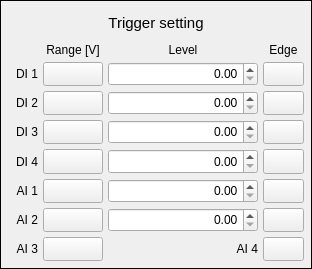
The window that settingTriggerSetting.ui (coucou1121/Datalogger) describes before a commit, drawn with Qt 5.
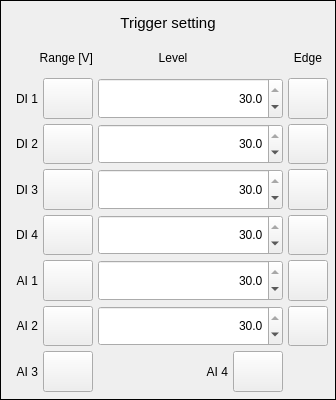
The same window after the commit.

Commit message: Add trigger setting

The edit to the form file:
```diff
--- a/settingTriggerSetting.ui
+++ b/settingTriggerSetting.ui
@@ -6,16 +6,28 @@
    <rect>
     <x>0</x>
     <y>0</y>
-    <width>312</width>
-    <height>269</height>
+    <width>336</width>
+    <height>400</height>
    </rect>
   </property>
   <property name="sizePolicy">
    <sizepolicy hsizetype="Preferred" vsizetype="Preferred">
     <horstretch>0</horstretch>
-    <verstretch>30</verstretch>
+    <verstretch>0</verstretch>
    </sizepolicy>
   </property>
+  <property name="minimumSize">
+   <size>
+    <width>260</width>
+    <height>400</height>
+   </size>
+  </property>
+  <property name="maximumSize">
+   <size>
+    <width>336</width>
+    <height>16777215</height>
+   </size>
+  </property>
   <property name="windowTitle">
    <string>Form</string>
   </property>
@@ -41,20 +53,35 @@
    <item row="7" column="1">
     <widget class="QPushButton" name="pushButtonRangeAI2">
      <property name="sizePolicy">
-      <sizepolicy hsizetype="Preferred" vsizetype="Preferred">
+      <sizepolicy hsizetype="Expanding" vsizetype="Expanding">
        <horstretch>0</horstretch>
        <verstretch>0</verstretch>
       </sizepolicy>
      </property>
+     <property name="minimumSize">
+      <size>
+       <width>50</width>
+       <height>30</height>
+      </size>
+     </property>
+     <property name="autoFillBackground">
+      <bool>true</bool>
+     </property>
      <property name="text">
       <string/>
      </property>
+     <property name="iconSize">
+      <size>
+       <width>10</width>
+       <height>10</height>
+      </size>
+     </property>
     </widget>
    </item>
-   <item row="0" column="0" colspan="4">
+   <item row="0" column="0" colspan="5">
     <widget class="QLabel" name="labelTitleTriggerSetting">
      <property name="sizePolicy">
-      <sizepolicy hsizetype="Preferred" vsizetype="Fixed">
+      <sizepolicy hsizetype="Expanding" vsizetype="Fixed">
        <horstretch>0</horstretch>
        <verstretch>0</verstretch>
       </sizepolicy>
@@ -78,30 +105,20 @@
      </property>
     </widget>
    </item>
-   <item row="1" column="1">
-    <widget class="QLabel" name="labelRange">
-     <property name="sizePolicy">
-      <sizepolicy hsizetype="Preferred" vsizetype="Fixed">
-       <horstretch>0</horstretch>
-       <verstretch>30</verstretch>
-      </sizepolicy>
-     </property>
-     <property name="text">
-      <string>Range [V]</string>
-     </property>
-     <property name="alignment">
-      <set>Qt::AlignCenter</set>
-     </property>
-    </widget>
-   </item>
    <item row="1" column="2">
     <widget class="QLabel" name="labelLevel">
      <property name="sizePolicy">
-      <sizepolicy hsizetype="Preferred" vsizetype="Fixed">
+      <sizepolicy hsizetype="Expanding" vsizetype="Fixed">
        <horstretch>0</horstretch>
        <verstretch>30</verstretch>
       </sizepolicy>
      </property>
+     <property name="minimumSize">
+      <size>
+       <width>150</width>
+       <height>30</height>
+      </size>
+     </property>
      <property name="text">
       <string>Level</string>
      </property>
@@ -110,14 +127,20 @@
      </property>
     </widget>
    </item>
-   <item row="1" column="3">
+   <item row="1" column="4">
     <widget class="QLabel" name="labelEdge">
      <property name="sizePolicy">
-      <sizepolicy hsizetype="Preferred" vsizetype="Fixed">
+      <sizepolicy hsizetype="Expanding" vsizetype="Fixed">
        <horstretch>0</horstretch>
        <verstretch>30</verstretch>
       </sizepolicy>
      </property>
+     <property name="minimumSize">
+      <size>
+       <width>40</width>
+       <height>30</height>
+      </size>
+     </property>
      <property name="text">
       <string>Edge</string>
      </property>
@@ -129,7 +152,7 @@
    <item row="2" column="0">
     <widget class="QLabel" name="labelDI1">
      <property name="sizePolicy">
-      <sizepolicy hsizetype="Fixed" vsizetype="Preferred">
+      <sizepolicy hsizetype="Expanding" vsizetype="Expanding">
        <horstretch>0</horstretch>
        <verstretch>0</verstretch>
       </sizepolicy>
@@ -137,7 +160,7 @@
      <property name="minimumSize">
       <size>
        <width>30</width>
-       <height>0</height>
+       <height>30</height>
       </size>
      </property>
      <property name="text">
@@ -151,7 +174,7 @@
    <item row="3" column="0">
     <widget class="QLabel" name="labelDI2">
      <property name="sizePolicy">
-      <sizepolicy hsizetype="Fixed" vsizetype="Preferred">
+      <sizepolicy hsizetype="Expanding" vsizetype="Expanding">
        <horstretch>0</horstretch>
        <verstretch>0</verstretch>
       </sizepolicy>
@@ -159,7 +182,7 @@
      <property name="minimumSize">
       <size>
        <width>30</width>
-       <height>0</height>
+       <height>30</height>
       </size>
      </property>
      <property name="text">
@@ -173,7 +196,7 @@
    <item row="4" column="0">
     <widget class="QLabel" name="labelDI3">
      <property name="sizePolicy">
-      <sizepolicy hsizetype="Fixed" vsizetype="Preferred">
+      <sizepolicy hsizetype="Expanding" vsizetype="Expanding">
        <horstretch>0</horstretch>
        <verstretch>0</verstretch>
       </sizepolicy>
@@ -181,7 +204,7 @@
      <property name="minimumSize">
       <size>
        <width>30</width>
-       <height>0</height>
+       <height>30</height>
       </size>
      </property>
      <property name="text">
@@ -195,7 +218,7 @@
    <item row="5" column="0">
     <widget class="QLabel" name="labelDI4">
      <property name="sizePolicy">
-      <sizepolicy hsizetype="Fixed" vsizetype="Preferred">
+      <sizepolicy hsizetype="Expanding" vsizetype="Expanding">
        <horstretch>0</horstretch>
        <verstretch>0</verstretch>
       </sizepolicy>
@@ -203,7 +226,7 @@
      <property name="minimumSize">
       <size>
        <width>30</width>
-       <height>0</height>
+       <height>30</height>
       </size>
      </property>
      <property name="text">
@@ -217,7 +240,7 @@
    <item row="6" column="0">
     <widget class="QLabel" name="labelAI1">
      <property name="sizePolicy">
-      <sizepolicy hsizetype="Fixed" vsizetype="Preferred">
+      <sizepolicy hsizetype="Expanding" vsizetype="Expanding">
        <horstretch>0</horstretch>
        <verstretch>0</verstretch>
       </sizepolicy>
@@ -225,7 +248,7 @@
      <property name="minimumSize">
       <size>
        <width>30</width>
-       <height>0</height>
+       <height>10</height>
       </size>
      </property>
      <property name="text">
@@ -239,7 +262,7 @@
    <item row="7" column="0">
     <widget class="QLabel" name="labelAI2">
      <property name="sizePolicy">
-      <sizepolicy hsizetype="Fixed" vsizetype="Preferred">
+      <sizepolicy hsizetype="Expanding" vsizetype="Expanding">
        <horstretch>0</horstretch>
        <verstretch>0</verstretch>
       </sizepolicy>
@@ -247,7 +270,7 @@
      <property name="minimumSize">
       <size>
        <width>30</width>
-       <height>0</height>
+       <height>10</height>
       </size>
      </property>
      <property name="text">
@@ -258,169 +281,122 @@
      </property>
     </widget>
    </item>
+   <item row="6" column="1">
+    <widget class="QPushButton" name="pushButtonRangeAI1">
+     <property name="sizePolicy">
+      <sizepolicy hsizetype="Expanding" vsizetype="Expanding">
+       <horstretch>0</horstretch>
+       <verstretch>0</verstretch>
+      </sizepolicy>
+     </property>
+     <property name="minimumSize">
+      <size>
+       <width>50</width>
+       <height>30</height>
+      </size>
+     </property>
+     <property name="autoFillBackground">
+      <bool>true</bool>
+     </property>
+     <property name="text">
+      <string/>
+     </property>
+     <property name="iconSize">
+      <size>
+       <width>10</width>
+       <height>10</height>
+      </size>
+     </property>
+    </widget>
+   </item>
    <item row="3" column="1">
     <widget class="QPushButton" name="pushButtonRangeDI2">
      <property name="sizePolicy">
-      <sizepolicy hsizetype="Preferred" vsizetype="Preferred">
+      <sizepolicy hsizetype="Expanding" vsizetype="Expanding">
        <horstretch>0</horstretch>
        <verstretch>0</verstretch>
       </sizepolicy>
      </property>
+     <property name="minimumSize">
+      <size>
+       <width>50</width>
+       <height>30</height>
+      </size>
+     </property>
+     <property name="autoFillBackground">
+      <bool>true</bool>
+     </property>
      <property name="text">
       <string/>
      </property>
-    </widget>
-   </item>
-   <item row="2" column="2">
-    <widget class="QDoubleSpinBox" name="doubleSpinBoxDI1">
-     <property name="sizePolicy">
-      <sizepolicy hsizetype="Preferred" vsizetype="Preferred">
-       <horstretch>0</horstretch>
-       <verstretch>0</verstretch>
-      </sizepolicy>
-     </property>
-     <property name="minimumSize">
+     <property name="iconSize">
       <size>
-       <width>150</width>
-       <height>0</height>
+       <width>10</width>
+       <height>10</height>
       </size>
      </property>
-     <property name="styleSheet">
-      <string notr="true"/>
-     </property>
-     <property name="alignment">
-      <set>Qt::AlignRight|Qt::AlignTrailing|Qt::AlignVCenter</set>
-     </property>
-     <property name="minimum">
-      <double>0.000000000000000</double>
-     </property>
     </widget>
    </item>
    <item row="4" column="1">
     <widget class="QPushButton" name="pushButtonRangeDI3">
      <property name="sizePolicy">
-      <sizepolicy hsizetype="Preferred" vsizetype="Preferred">
+      <sizepolicy hsizetype="Expanding" vsizetype="Expanding">
        <horstretch>0</horstretch>
        <verstretch>0</verstretch>
       </sizepolicy>
      </property>
+     <property name="minimumSize">
+      <size>
+       <width>50</width>
+       <height>30</height>
+      </size>
+     </property>
+     <property name="autoFillBackground">
+      <bool>true</bool>
+     </property>
      <property name="text">
       <string/>
      </property>
+     <property name="iconSize">
+      <size>
+       <width>10</width>
+       <height>10</height>
+      </size>
+     </property>
     </widget>
    </item>
    <item row="5" column="1">
     <widget class="QPushButton" name="pushButtonRangeDI4">
      <property name="sizePolicy">
-      <sizepolicy hsizetype="Preferred" vsizetype="Preferred">
+      <sizepolicy hsizetype="Expanding" vsizetype="Expanding">
        <horstretch>0</horstretch>
        <verstretch>0</verstretch>
       </sizepolicy>
      </property>
+     <property name="minimumSize">
+      <size>
+       <width>50</width>
+       <height>30</height>
+      </size>
+     </property>
+     <property name="autoFillBackground">
+      <bool>true</bool>
+     </property>
      <property name="text">
       <string/>
      </property>
-    </widget>
-   </item>
-   <item row="3" column="2">
-    <widget class="QDoubleSpinBox" name="doubleSpinBoxDI2">
-     <property name="sizePolicy">
-      <sizepolicy hsizetype="Preferred" vsizetype="Preferred">
-       <horstretch>0</horstretch>
-       <verstretch>0</verstretch>
-      </sizepolicy>
-     </property>
-     <property name="minimumSize">
+     <property name="iconSize">
       <size>
-       <width>150</width>
-       <height>0</height>
+       <width>10</width>
+       <height>10</height>
       </size>
      </property>
-     <property name="alignment">
-      <set>Qt::AlignRight|Qt::AlignTrailing|Qt::AlignVCenter</set>
-     </property>
     </widget>
    </item>
-   <item row="4" column="2">
-    <widget class="QDoubleSpinBox" name="doubleSpinBoxDI3">
-     <property name="sizePolicy">
-      <sizepolicy hsizetype="Preferred" vsizetype="Preferred">
-       <horstretch>0</horstretch>
-       <verstretch>0</verstretch>
-      </sizepolicy>
-     </property>
-     <property name="minimumSize">
-      <size>
-       <width>150</width>
-       <height>0</height>
-      </size>
-     </property>
-     <property name="alignment">
-      <set>Qt::AlignRight|Qt::AlignTrailing|Qt::AlignVCenter</set>
-     </property>
-    </widget>
-   </item>
-   <item row="5" column="2">
-    <widget class="QDoubleSpinBox" name="doubleSpinBoxDI4">
-     <property name="sizePolicy">
-      <sizepolicy hsizetype="Preferred" vsizetype="Preferred">
-       <horstretch>0</horstretch>
-       <verstretch>0</verstretch>
-      </sizepolicy>
-     </property>
-     <property name="minimumSize">
-      <size>
-       <width>150</width>
-       <height>0</height>
-      </size>
-     </property>
-     <property name="alignment">
-      <set>Qt::AlignRight|Qt::AlignTrailing|Qt::AlignVCenter</set>
-     </property>
-    </widget>
-   </item>
-   <item row="6" column="2">
-    <widget class="QDoubleSpinBox" name="doubleSpinBoxAI1">
-     <property name="sizePolicy">
-      <sizepolicy hsizetype="Preferred" vsizetype="Preferred">
-       <horstretch>0</horstretch>
-       <verstretch>0</verstretch>
-      </sizepolicy>
-     </property>
-     <property name="minimumSize">
-      <size>
-       <width>150</width>
-       <height>0</height>
-      </size>
-     </property>
-     <property name="alignment">
-      <set>Qt::AlignRight|Qt::AlignTrailing|Qt::AlignVCenter</set>
-     </property>
-    </widget>
-   </item>
-   <item row="7" column="2">
-    <widget class="QDoubleSpinBox" name="doubleSpinBoxAI2">
-     <property name="sizePolicy">
-      <sizepolicy hsizetype="Preferred" vsizetype="Preferred">
-       <horstretch>0</horstretch>
-       <verstretch>0</verstretch>
-      </sizepolicy>
-     </property>
-     <property name="minimumSize">
-      <size>
-       <width>150</width>
-       <height>0</height>
-      </size>
-     </property>
-     <property name="alignment">
-      <set>Qt::AlignRight|Qt::AlignTrailing|Qt::AlignVCenter</set>
-     </property>
-    </widget>
-   </item>
-   <item row="8" column="0">
+   <item row="9" column="0">
     <widget class="QLabel" name="labelAI3">
      <property name="sizePolicy">
-      <sizepolicy hsizetype="Fixed" vsizetype="Preferred">
+      <sizepolicy hsizetype="Expanding" vsizetype="Expanding">
        <horstretch>0</horstretch>
        <verstretch>0</verstretch>
       </sizepolicy>
@@ -428,7 +404,7 @@
      <property name="minimumSize">
       <size>
        <width>30</width>
-       <height>0</height>
+       <height>10</height>
       </size>
      </property>
      <property name="text">
@@ -439,64 +415,50 @@
      </property>
     </widget>
    </item>
-   <item row="8" column="1">
+   <item row="9" column="1">
     <widget class="QPushButton" name="pushButtonRangeAI3">
      <property name="sizePolicy">
-      <sizepolicy hsizetype="Preferred" vsizetype="Preferred">
+      <sizepolicy hsizetype="Expanding" vsizetype="Expanding">
        <horstretch>0</horstretch>
        <verstretch>0</verstretch>
       </sizepolicy>
      </property>
-     <property name="text">
-      <string/>
+     <property name="minimumSize">
+      <size>
+       <width>50</width>
+       <height>30</height>
+      </size>
      </property>
-    </widget>
-   </item>
-   <item row="8" column="2">
-    <widget class="QLabel" name="labelAI4">
-     <property name="sizePolicy">
-      <sizepolicy hsizetype="Preferred" vsizetype="Preferred">
-       <horstretch>0</horstretch>
-       <verstretch>0</verstretch>
-      </sizepolicy>
+     <property name="autoFillBackground">
+      <bool>true</bool>
      </property>
      <property name="text">
-      <string>AI 4</string>
+      <string/>
      </property>
-     <property name="alignment">
-      <set>Qt::AlignRight|Qt::AlignTrailing|Qt::AlignVCenter</set>
+     <property name="iconSize">
+      <size>
+       <width>10</width>
+       <height>10</height>
+      </size>
      </property>
     </widget>
    </item>
-   <item row="8" column="3">
-    <widget class="QPushButton" name="pushButtonRangeAI4">
-     <property name="sizePolicy">
-      <sizepolicy hsizetype="Preferred" vsizetype="Preferred">
-       <horstretch>0</horstretch>
-       <verstretch>0</verstretch>
-      </sizepolicy>
-     </property>
-     <property name="text">
-      <string/>
-     </property>
-    </widget>
-   </item>
-   <item row="2" column="3">
+   <item row="2" column="4">
     <widget class="QPushButton" name="pushButtonEdgeDI1">
      <property name="sizePolicy">
-      <sizepolicy hsizetype="Preferred" vsizetype="Preferred">
+      <sizepolicy hsizetype="Expanding" vsizetype="Expanding">
        <horstretch>0</horstretch>
        <verstretch>0</verstretch>
       </sizepolicy>
      </property>
      <property name="minimumSize">
       <size>
-       <width>20</width>
-       <height>20</height>
+       <width>40</width>
+       <height>40</height>
       </size>
      </property>
      <property name="autoFillBackground">
-      <bool>false</bool>
+      <bool>true</bool>
      </property>
      <property name="styleSheet">
       <string notr="true"/>
@@ -504,71 +466,96 @@
      <property name="text">
       <string/>
      </property>
+     <property name="iconSize">
+      <size>
+       <width>10</width>
+       <height>10</height>
+      </size>
+     </property>
     </widget>
    </item>
-   <item row="3" column="3">
+   <item row="3" column="4">
     <widget class="QPushButton" name="pushButtonEdgeDI2">
      <property name="sizePolicy">
-      <sizepolicy hsizetype="Preferred" vsizetype="Preferred">
+      <sizepolicy hsizetype="Expanding" vsizetype="Expanding">
        <horstretch>0</horstretch>
        <verstretch>0</verstretch>
       </sizepolicy>
      </property>
-     <property name="text">
-      <string/>
+     <property name="minimumSize">
+      <size>
+       <width>40</width>
+       <height>40</height>
+      </size>
      </property>
-    </widget>
-   </item>
-   <item row="4" column="3">
-    <widget class="QPushButton" name="pushButtonEdgeDI3">
-     <property name="sizePolicy">
-      <sizepolicy hsizetype="Preferred" vsizetype="Preferred">
-       <horstretch>0</horstretch>
-       <verstretch>0</verstretch>
-      </sizepolicy>
+     <property name="autoFillBackground">
+      <bool>true</bool>
      </property>
      <property name="text">
       <string/>
      </property>
+     <property name="iconSize">
+      <size>
+       <width>10</width>
+       <height>10</height>
+      </size>
+     </property>
     </widget>
    </item>
-   <item row="5" column="3">
+   <item row="5" column="4">
     <widget class="QPushButton" name="pushButtonEdgeDI4">
      <property name="sizePolicy">
-      <sizepolicy hsizetype="Preferred" vsizetype="Preferred">
+      <sizepolicy hsizetype="Expanding" vsizetype="Expanding">
        <horstretch>0</horstretch>
        <verstretch>0</verstretch>
       </sizepolicy>
      </property>
+     <property name="minimumSize">
+      <size>
+       <width>40</width>
+       <height>40</height>
+      </size>
+     </property>
+     <property name="autoFillBackground">
+      <bool>true</bool>
+     </property>
      <property name="text">
       <string/>
      </property>
+     <property name="iconSize">
+      <size>
+       <width>10</width>
+       <height>10</height>
+      </size>
+     </property>
     </widget>
    </item>
-   <item row="6" column="3">
+   <item row="6" column="4">
     <widget class="QPushButton" name="pushButtonEdgeAI1">
      <property name="sizePolicy">
-      <sizepolicy hsizetype="Preferred" vsizetype="Preferred">
+      <sizepolicy hsizetype="Expanding" vsizetype="Expanding">
        <horstretch>0</horstretch>
        <verstretch>0</verstretch>
       </sizepolicy>
      </property>
-     <property name="text">
-      <string/>
+     <property name="minimumSize">
+      <size>
+       <width>40</width>
+       <height>40</height>
+      </size>
      </property>
-    </widget>
-   </item>
-   <item row="7" column="3">
-    <widget class="QPushButton" name="pushButtonEdgeAI2">
-     <property name="sizePolicy">
-      <sizepolicy hsizetype="Preferred" vsizetype="Preferred">
-       <horstretch>0</horstretch>
-       <verstretch>0</verstretch>
-      </sizepolicy>
+     <property name="autoFillBackground">
+      <bool>true</bool>
      </property>
      <property name="text">
       <string/>
      </property>
+     <property name="iconSize">
+      <size>
+       <width>10</width>
+       <height>10</height>
+      </size>
+     </property>
     </widget>
    </item>
    <item row="2" column="1">
@@ -577,7 +564,308 @@
       <bool>true</bool>
      </property>
      <property name="sizePolicy">
-      <sizepolicy hsizetype="Preferred" vsizetype="Preferred">
+      <sizepolicy hsizetype="Expanding" vsizetype="Expanding">
+       <horstretch>0</horstretch>
+       <verstretch>0</verstretch>
+      </sizepolicy>
+     </property>
+     <property name="minimumSize">
+      <size>
+       <width>50</width>
+       <height>30</height>
+      </size>
+     </property>
+     <property name="autoFillBackground">
+      <bool>true</bool>
+     </property>
+     <property name="text">
+      <string/>
+     </property>
+     <property name="iconSize">
+      <size>
+       <width>10</width>
+       <height>10</height>
+      </size>
+     </property>
+    </widget>
+   </item>
+   <item row="7" column="2" colspan="2">
+    <widget class="QDoubleSpinBox" name="doubleSpinBoxAI2">
+     <property name="sizePolicy">
+      <sizepolicy hsizetype="Expanding" vsizetype="Expanding">
+       <horstretch>0</horstretch>
+       <verstretch>0</verstretch>
+      </sizepolicy>
+     </property>
+     <property name="minimumSize">
+      <size>
+       <width>80</width>
+       <height>40</height>
+      </size>
+     </property>
+     <property name="alignment">
+      <set>Qt::AlignRight|Qt::AlignTrailing|Qt::AlignVCenter</set>
+     </property>
+     <property name="decimals">
+      <number>1</number>
+     </property>
+     <property name="maximum">
+      <double>30.000000000000000</double>
+     </property>
+     <property name="singleStep">
+      <double>0.050000000000000</double>
+     </property>
+     <property name="value">
+      <double>30.000000000000000</double>
+     </property>
+    </widget>
+   </item>
+   <item row="2" column="2" colspan="2">
+    <widget class="QDoubleSpinBox" name="doubleSpinBoxDI1">
+     <property name="sizePolicy">
+      <sizepolicy hsizetype="Expanding" vsizetype="Expanding">
+       <horstretch>0</horstretch>
+       <verstretch>0</verstretch>
+      </sizepolicy>
+     </property>
+     <property name="minimumSize">
+      <size>
+       <width>80</width>
+       <height>40</height>
+      </size>
+     </property>
+     <property name="styleSheet">
+      <string notr="true"/>
+     </property>
+     <property name="alignment">
+      <set>Qt::AlignRight|Qt::AlignTrailing|Qt::AlignVCenter</set>
+     </property>
+     <property name="decimals">
+      <number>1</number>
+     </property>
+     <property name="minimum">
+      <double>0.000000000000000</double>
+     </property>
+     <property name="maximum">
+      <double>30.000000000000000</double>
+     </property>
+     <property name="singleStep">
+      <double>0.050000000000000</double>
+     </property>
+     <property name="value">
+      <double>30.000000000000000</double>
+     </property>
+    </widget>
+   </item>
+   <item row="5" column="2" colspan="2">
+    <widget class="QDoubleSpinBox" name="doubleSpinBoxDI4">
+     <property name="sizePolicy">
+      <sizepolicy hsizetype="Expanding" vsizetype="Expanding">
+       <horstretch>0</horstretch>
+       <verstretch>0</verstretch>
+      </sizepolicy>
+     </property>
+     <property name="minimumSize">
+      <size>
+       <width>80</width>
+       <height>40</height>
+      </size>
+     </property>
+     <property name="alignment">
+      <set>Qt::AlignRight|Qt::AlignTrailing|Qt::AlignVCenter</set>
+     </property>
+     <property name="decimals">
+      <number>1</number>
+     </property>
+     <property name="maximum">
+      <double>30.000000000000000</double>
+     </property>
+     <property name="singleStep">
+      <double>0.050000000000000</double>
+     </property>
+     <property name="value">
+      <double>30.000000000000000</double>
+     </property>
+    </widget>
+   </item>
+   <item row="6" column="2" colspan="2">
+    <widget class="QDoubleSpinBox" name="doubleSpinBoxAI1">
+     <property name="sizePolicy">
+      <sizepolicy hsizetype="Expanding" vsizetype="Expanding">
+       <horstretch>0</horstretch>
+       <verstretch>0</verstretch>
+      </sizepolicy>
+     </property>
+     <property name="minimumSize">
+      <size>
+       <width>80</width>
+       <height>40</height>
+      </size>
+     </property>
+     <property name="alignment">
+      <set>Qt::AlignRight|Qt::AlignTrailing|Qt::AlignVCenter</set>
+     </property>
+     <property name="decimals">
+      <number>1</number>
+     </property>
+     <property name="maximum">
+      <double>30.000000000000000</double>
+     </property>
+     <property name="singleStep">
+      <double>0.050000000000000</double>
+     </property>
+     <property name="value">
+      <double>30.000000000000000</double>
+     </property>
+    </widget>
+   </item>
+   <item row="3" column="2" colspan="2">
+    <widget class="QDoubleSpinBox" name="doubleSpinBoxDI2">
+     <property name="sizePolicy">
+      <sizepolicy hsizetype="Expanding" vsizetype="Expanding">
+       <horstretch>0</horstretch>
+       <verstretch>0</verstretch>
+      </sizepolicy>
+     </property>
+     <property name="minimumSize">
+      <size>
+       <width>80</width>
+       <height>40</height>
+      </size>
+     </property>
+     <property name="alignment">
+      <set>Qt::AlignRight|Qt::AlignTrailing|Qt::AlignVCenter</set>
+     </property>
+     <property name="decimals">
+      <number>1</number>
+     </property>
+     <property name="maximum">
+      <double>30.000000000000000</double>
+     </property>
+     <property name="singleStep">
+      <double>0.050000000000000</double>
+     </property>
+     <property name="value">
+      <double>30.000000000000000</double>
+     </property>
+    </widget>
+   </item>
+   <item row="4" column="2" colspan="2">
+    <widget class="QDoubleSpinBox" name="doubleSpinBoxDI3">
+     <property name="sizePolicy">
+      <sizepolicy hsizetype="Expanding" vsizetype="Expanding">
+       <horstretch>0</horstretch>
+       <verstretch>0</verstretch>
+      </sizepolicy>
+     </property>
+     <property name="minimumSize">
+      <size>
+       <width>80</width>
+       <height>40</height>
+      </size>
+     </property>
+     <property name="alignment">
+      <set>Qt::AlignRight|Qt::AlignTrailing|Qt::AlignVCenter</set>
+     </property>
+     <property name="decimals">
+      <number>1</number>
+     </property>
+     <property name="maximum">
+      <double>30.000000000000000</double>
+     </property>
+     <property name="singleStep">
+      <double>0.050000000000000</double>
+     </property>
+     <property name="value">
+      <double>30.000000000000000</double>
+     </property>
+    </widget>
+   </item>
+   <item row="1" column="0" colspan="2">
+    <widget class="QLabel" name="labelRange">
+     <property name="sizePolicy">
+      <sizepolicy hsizetype="Expanding" vsizetype="Fixed">
+       <horstretch>0</horstretch>
+       <verstretch>30</verstretch>
+      </sizepolicy>
+     </property>
+     <property name="minimumSize">
+      <size>
+       <width>30</width>
+       <height>30</height>
+      </size>
+     </property>
+     <property name="lineWidth">
+      <number>0</number>
+     </property>
+     <property name="text">
+      <string>Range [V]</string>
+     </property>
+     <property name="alignment">
+      <set>Qt::AlignRight|Qt::AlignTrailing|Qt::AlignVCenter</set>
+     </property>
+    </widget>
+   </item>
+   <item row="7" column="4">
+    <widget class="QPushButton" name="pushButtonEdgeAI2">
+     <property name="sizePolicy">
+      <sizepolicy hsizetype="Expanding" vsizetype="Expanding">
+       <horstretch>0</horstretch>
+       <verstretch>0</verstretch>
+      </sizepolicy>
+     </property>
+     <property name="minimumSize">
+      <size>
+       <width>40</width>
+       <height>40</height>
+      </size>
+     </property>
+     <property name="autoFillBackground">
+      <bool>true</bool>
+     </property>
+     <property name="text">
+      <string/>
+     </property>
+     <property name="iconSize">
+      <size>
+       <width>10</width>
+       <height>10</height>
+      </size>
+     </property>
+    </widget>
+   </item>
+   <item row="4" column="4">
+    <widget class="QPushButton" name="pushButtonEdgeDI3">
+     <property name="sizePolicy">
+      <sizepolicy hsizetype="Expanding" vsizetype="Expanding">
+       <horstretch>0</horstretch>
+       <verstretch>0</verstretch>
+      </sizepolicy>
+     </property>
+     <property name="minimumSize">
+      <size>
+       <width>40</width>
+       <height>40</height>
+      </size>
+     </property>
+     <property name="autoFillBackground">
+      <bool>true</bool>
+     </property>
+     <property name="text">
+      <string/>
+     </property>
+     <property name="iconSize">
+      <size>
+       <width>10</width>
+       <height>10</height>
+      </size>
+     </property>
+    </widget>
+   </item>
+   <item row="9" column="2">
+    <widget class="QLabel" name="labelAI4">
+     <property name="sizePolicy">
+      <sizepolicy hsizetype="Expanding" vsizetype="Expanding">
        <horstretch>0</horstretch>
        <verstretch>0</verstretch>
       </sizepolicy>
@@ -585,25 +873,43 @@
      <property name="minimumSize">
       <size>
        <width>60</width>
-       <height>0</height>
+       <height>30</height>
       </size>
      </property>
      <property name="text">
-      <string/>
+      <string>AI 4</string>
+     </property>
+     <property name="alignment">
+      <set>Qt::AlignRight|Qt::AlignTrailing|Qt::AlignVCenter</set>
      </property>
     </widget>
    </item>
-   <item row="6" column="1">
-    <widget class="QPushButton" name="pushButtonRangeAI1">
+   <item row="9" column="3">
+    <widget class="QPushButton" name="pushButtonRangeAI4">
      <property name="sizePolicy">
-      <sizepolicy hsizetype="Preferred" vsizetype="Preferred">
+      <sizepolicy hsizetype="Expanding" vsizetype="Expanding">
        <horstretch>0</horstretch>
        <verstretch>0</verstretch>
       </sizepolicy>
      </property>
+     <property name="minimumSize">
+      <size>
+       <width>50</width>
+       <height>30</height>
+      </size>
+     </property>
+     <property name="autoFillBackground">
+      <bool>true</bool>
+     </property>
      <property name="text">
       <string/>
      </property>
+     <property name="iconSize">
+      <size>
+       <width>10</width>
+       <height>10</height>
+      </size>
+     </property>
     </widget>
    </item>
   </layout>
```
Left out of the diff: 32 changed lines with no effect on the pictures. The commit also changes 13 other files.
